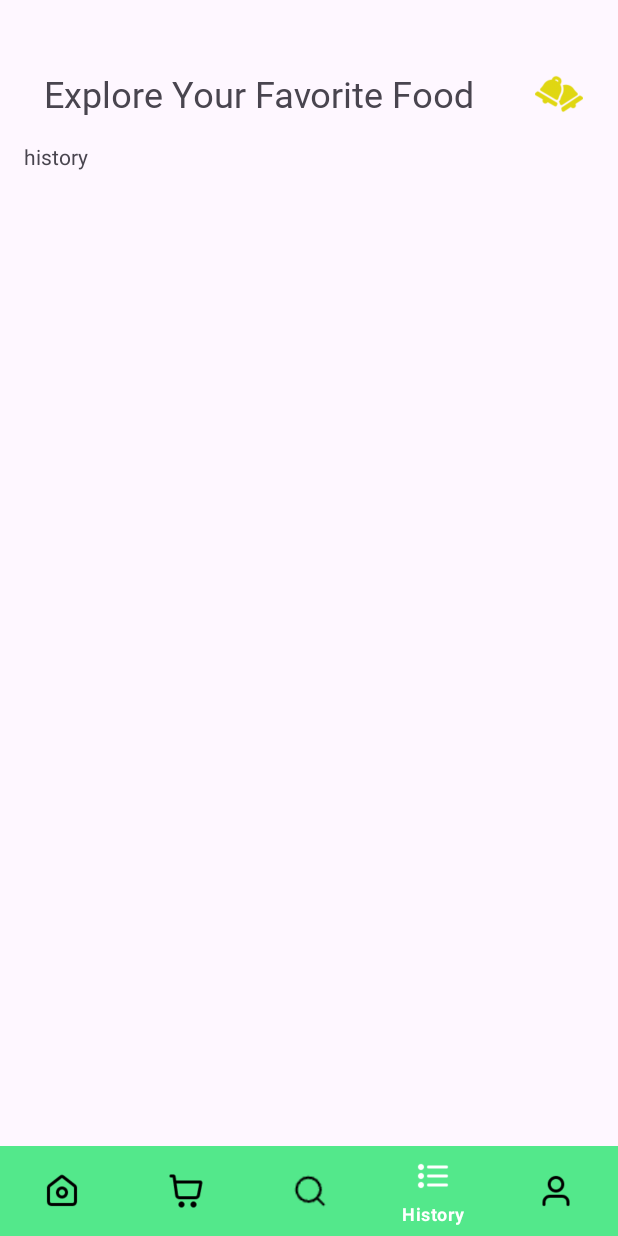
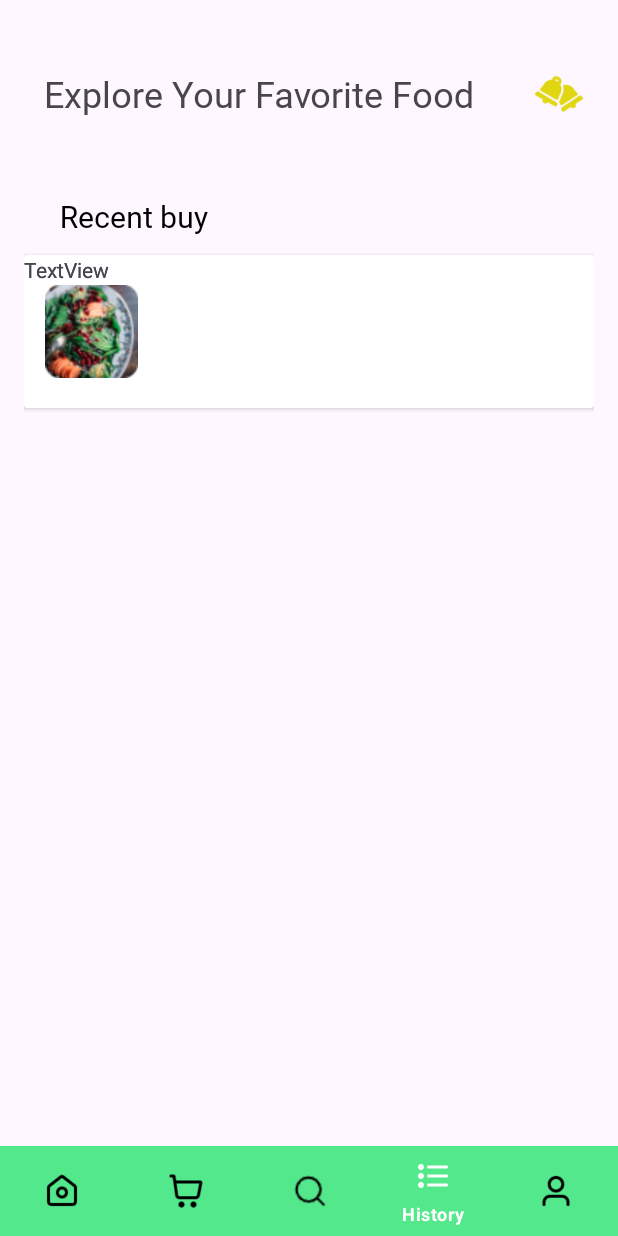
Before and after one commit to lipatov-fl/foodDelivery, an Android app: the HistoryFragment screen opened through its navigation route, on a phone screen of 412 x 824 dp. Run offline under Robolectric (Android 15) with nearby library versions, the phone set to English and light mode, and no system bars; our stand-ins replace navigation-ui; libraries missing offline, so code that uses them is left out: com.denzcoskun.imageslider; 7 statements that could not run were skipped.

Commit message:
Начал реализацию фрагмента history

```diff
--- a/app/src/main/java/com/lipatovfl/fooddelivery/adapter/PopularAdapter.kt
+++ b/app/src/main/java/com/lipatovfl/fooddelivery/adapter/PopularAdapter.kt
@@ -35,7 +35,7 @@
 
     override fun getItemCount(): Int = items.size  // Размер
 
-    class PopularViewHolder(item: View) :
+    class PopularViewHolder(item: View) :   // Хранит в себе элементы и заполняем каждый элемент
         RecyclerView.ViewHolder(item) {
         val binding = PopularItemBinding.bind(item)
         fun bind(item: String, price: String, images: Int) = with(binding) {
--- a/app/src/main/res/layout/fragment_history.xml
+++ b/app/src/main/res/layout/fragment_history.xml
@@ -1,14 +1,72 @@
 <?xml version="1.0" encoding="utf-8"?>
 <FrameLayout xmlns:android="http://schemas.android.com/apk/res/android"
+    xmlns:app="http://schemas.android.com/apk/res-auto"
     xmlns:tools="http://schemas.android.com/tools"
     android:layout_width="match_parent"
     android:layout_height="match_parent"
     tools:context=".Fragment.HistoryFragment">
 
-    <!-- TODO: Update blank fragment layout -->
-    <TextView
+    <androidx.constraintlayout.widget.ConstraintLayout
         android:layout_width="match_parent"
-        android:layout_height="match_parent"
-        android:text="history" />
+        android:layout_height="match_parent">
+
+        <androidx.appcompat.widget.AppCompatTextView
+            android:id="@+id/recentBuyText"
+            android:layout_width="wrap_content"
+            android:layout_height="wrap_content"
+            android:layout_marginStart="24dp"
+            android:layout_marginTop="36dp"
+            android:text="@string/recent_buy_head"
+            android:textColor="@color/black"
+            android:textSize="20sp"
+            app:fontFamily="@font/yeonsung"
+            app:layout_constraintEnd_toEndOf="parent"
+            app:layout_constraintHorizontal_bias="0.0"
+            app:layout_constraintStart_toStartOf="parent"
+            app:layout_constraintTop_toTopOf="parent" />
+
+        <androidx.cardview.widget.CardView
+            android:layout_width="match_parent"
+            android:layout_height="wrap_content"
+            android:layout_marginTop="12dp"
+            app:layout_constraintEnd_toEndOf="parent"
+            app:layout_constraintStart_toStartOf="parent"
+            app:layout_constraintTop_toBottomOf="@+id/recentBuyText">
+
+            <androidx.constraintlayout.widget.ConstraintLayout
+                android:layout_width="match_parent"
+                android:layout_height="match_parent">
+
+                <ImageView
+                    android:id="@+id/imageView"
+                    android:layout_width="62dp"
+                    android:layout_height="62dp"
+                    android:layout_marginStart="14dp"
+                    android:layout_marginTop="20dp"
+                    android:layout_marginBottom="20dp"
+                    android:src="@drawable/photo_menu1"
+                    app:layout_constraintBottom_toBottomOf="parent"
+                    app:layout_constraintStart_toStartOf="parent"
+                    app:layout_constraintTop_toTopOf="parent" />
+
+                <TextView
+                    android:id="@+id/textView4"
+                    android:layout_width="wrap_content"
+                    android:layout_height="wrap_content"
+                    android:text="TextView"
+                    tools:layout_editor_absoluteX="105dp"
+                    tools:layout_editor_absoluteY="12dp" />
+
+                <TextView
+                    android:id="@+id/textView5"
+                    android:layout_width="wrap_content"
+                    android:layout_height="wrap_content"
+                    android:text="TextView"
+                    tools:layout_editor_absoluteX="106dp"
+                    tools:layout_editor_absoluteY="51dp" />
+            </androidx.constraintlayout.widget.ConstraintLayout>
+
+        </androidx.cardview.widget.CardView>
+    </androidx.constraintlayout.widget.ConstraintLayout>
 
 </FrameLayout>
--- a/app/src/main/res/values/strings.xml
+++ b/app/src/main/res/values/strings.xml
@@ -59,4 +59,7 @@
 
     <!-- Search fragment screen -->
     <string name="order_question_hint" translatable="false">What do you want to order?</string>
+
+    <!-- History fragment screen -->
+    <string name="recent_buy_head" translatable="false">Recent buy</string>
 </resources>
```
